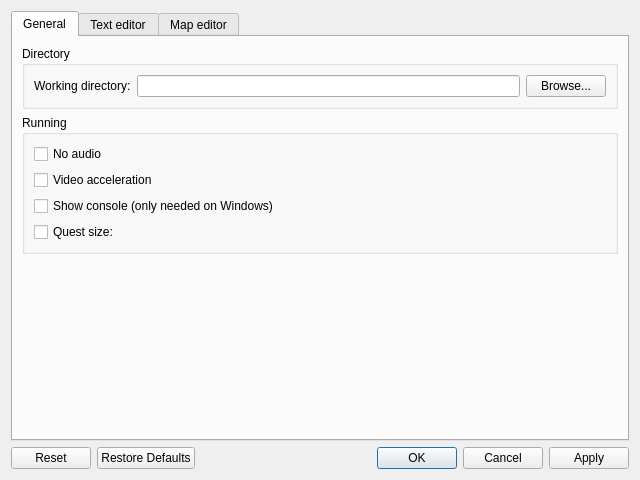
First picture: the form in src/gui/settings_dialog.ui, repository solarus-games/solarus-quest-editor, before the edit.
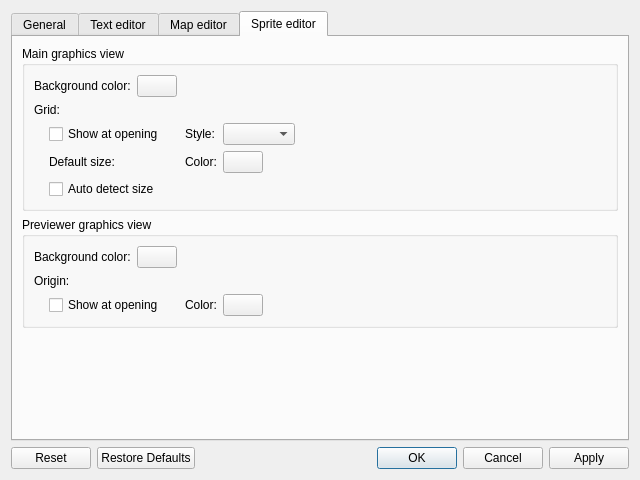
Second picture: the form after the edit. The open tabs and pages were chosen to show the change. Custom widgets are drawn as their Qt base class.

Commit message: Add sprite editor settings.

The edit to the form file:
```diff
--- a/src/gui/settings_dialog.ui
+++ b/src/gui/settings_dialog.ui
@@ -362,6 +362,307 @@
        </item>
       </layout>
      </widget>
+     <widget class="QWidget" name="sprite_editor_tab">
+      <attribute name="title">
+       <string>Sprite editor</string>
+      </attribute>
+      <layout class="QVBoxLayout" name="verticalLayout_8">
+       <item>
+        <widget class="QGroupBox" name="sprite_main_graphics_group_box">
+         <property name="title">
+          <string>Main graphics view</string>
+         </property>
+         <layout class="QVBoxLayout" name="verticalLayout_7">
+          <item>
+           <layout class="QHBoxLayout" name="sprite_main_background_layout">
+            <item>
+             <widget class="QLabel" name="sprite_main_background_label">
+              <property name="text">
+               <string>Background color:</string>
+              </property>
+             </widget>
+            </item>
+            <item>
+             <widget class="ColorPicker" name="sprite_main_background_field">
+              <property name="sizePolicy">
+               <sizepolicy hsizetype="Fixed" vsizetype="Fixed">
+                <horstretch>0</horstretch>
+                <verstretch>0</verstretch>
+               </sizepolicy>
+              </property>
+             </widget>
+            </item>
+            <item>
+             <spacer name="sprite_main_background_spacer">
+              <property name="orientation">
+               <enum>Qt::Horizontal</enum>
+              </property>
+              <property name="sizeHint" stdset="0">
+               <size>
+                <width>40</width>
+                <height>20</height>
+               </size>
+              </property>
+             </spacer>
+            </item>
+           </layout>
+          </item>
+          <item>
+           <widget class="QLabel" name="sprite_grid_label">
+            <property name="text">
+             <string>Grid:</string>
+            </property>
+           </widget>
+          </item>
+          <item>
+           <layout class="QHBoxLayout" name="sprite_grid_layout">
+            <item>
+             <spacer name="sprite_grid_spacer_2">
+              <property name="orientation">
+               <enum>Qt::Horizontal</enum>
+              </property>
+              <property name="sizeType">
+               <enum>QSizePolicy::Fixed</enum>
+              </property>
+              <property name="sizeHint" stdset="0">
+               <size>
+                <width>15</width>
+                <height>20</height>
+               </size>
+              </property>
+             </spacer>
+            </item>
+            <item>
+             <layout class="QGridLayout" name="sprite_grid_layout_2">
+              <item row="0" column="4">
+               <widget class="EnumSelector&lt;GridStyle&gt;" name="sprite_grid_style_field"/>
+              </item>
+              <item row="1" column="1">
+               <widget class="PairSpinBox" name="sprite_grid_size_field" native="true"/>
+              </item>
+              <item row="1" column="4">
+               <widget class="ColorPicker" name="sprite_grid_color_field">
+                <property name="sizePolicy">
+                 <sizepolicy hsizetype="Fixed" vsizetype="Fixed">
+                  <horstretch>0</horstretch>
+                  <verstretch>0</verstretch>
+                 </sizepolicy>
+                </property>
+               </widget>
+              </item>
+              <item row="0" column="0" colspan="2">
+               <widget class="QCheckBox" name="sprite_grid_show_at_opening_field">
+                <property name="text">
+                 <string>Show at opening</string>
+                </property>
+               </widget>
+              </item>
+              <item row="0" column="2">
+               <spacer name="sprite_grid_spacer">
+                <property name="orientation">
+                 <enum>Qt::Horizontal</enum>
+                </property>
+                <property name="sizeType">
+                 <enum>QSizePolicy::Minimum</enum>
+                </property>
+                <property name="sizeHint" stdset="0">
+                 <size>
+                  <width>15</width>
+                  <height>20</height>
+                 </size>
+                </property>
+               </spacer>
+              </item>
+              <item row="1" column="0">
+               <widget class="QLabel" name="sprite_grid_size_label">
+                <property name="text">
+                 <string>Default size:</string>
+                </property>
+               </widget>
+              </item>
+              <item row="0" column="3">
+               <widget class="QLabel" name="sprite_grid_style_label">
+                <property name="text">
+                 <string>Style:</string>
+                </property>
+               </widget>
+              </item>
+              <item row="1" column="3">
+               <widget class="QLabel" name="sprite_grid_color_label">
+                <property name="text">
+                 <string>Color:</string>
+                </property>
+               </widget>
+              </item>
+              <item row="2" column="0" colspan="2">
+               <widget class="QCheckBox" name="sprite_auto_detect_grid_field">
+                <property name="text">
+                 <string>Auto detect size</string>
+                </property>
+               </widget>
+              </item>
+             </layout>
+            </item>
+            <item>
+             <spacer name="sprite_grid_spacer_3">
+              <property name="orientation">
+               <enum>Qt::Horizontal</enum>
+              </property>
+              <property name="sizeHint" stdset="0">
+               <size>
+                <width>0</width>
+                <height>20</height>
+               </size>
+              </property>
+             </spacer>
+            </item>
+           </layout>
+          </item>
+         </layout>
+        </widget>
+       </item>
+       <item>
+        <widget class="QGroupBox" name="sprite_previewer_graphics_group_box">
+         <property name="title">
+          <string>Previewer graphics view</string>
+         </property>
+         <layout class="QGridLayout" name="gridLayout">
+          <item row="2" column="0" colspan="2">
+           <layout class="QHBoxLayout" name="sprite_origin_layout">
+            <item>
+             <spacer name="sprite_origin_spacer">
+              <property name="orientation">
+               <enum>Qt::Horizontal</enum>
+              </property>
+              <property name="sizeType">
+               <enum>QSizePolicy::Fixed</enum>
+              </property>
+              <property name="sizeHint" stdset="0">
+               <size>
+                <width>15</width>
+                <height>20</height>
+               </size>
+              </property>
+             </spacer>
+            </item>
+            <item>
+             <layout class="QGridLayout" name="gridLayout_2">
+              <item row="0" column="0">
+               <widget class="QCheckBox" name="sprite_origin_show_at_opening_field">
+                <property name="text">
+                 <string>Show at opening</string>
+                </property>
+               </widget>
+              </item>
+              <item row="0" column="3">
+               <widget class="QLabel" name="sprite_origin_color_label">
+                <property name="text">
+                 <string>Color:</string>
+                </property>
+               </widget>
+              </item>
+              <item row="0" column="4">
+               <widget class="ColorPicker" name="sprite_origin_color_field">
+                <property name="sizePolicy">
+                 <sizepolicy hsizetype="Fixed" vsizetype="Fixed">
+                  <horstretch>0</horstretch>
+                  <verstretch>0</verstretch>
+                 </sizepolicy>
+                </property>
+               </widget>
+              </item>
+              <item row="0" column="2">
+               <spacer name="sprite_origin_spacer_3">
+                <property name="orientation">
+                 <enum>Qt::Horizontal</enum>
+                </property>
+                <property name="sizeType">
+                 <enum>QSizePolicy::Minimum</enum>
+                </property>
+                <property name="sizeHint" stdset="0">
+                 <size>
+                  <width>15</width>
+                  <height>20</height>
+                 </size>
+                </property>
+               </spacer>
+              </item>
+             </layout>
+            </item>
+            <item>
+             <spacer name="sprite_origin_spacer_2">
+              <property name="orientation">
+               <enum>Qt::Horizontal</enum>
+              </property>
+              <property name="sizeHint" stdset="0">
+               <size>
+                <width>0</width>
+                <height>20</height>
+               </size>
+              </property>
+             </spacer>
+            </item>
+           </layout>
+          </item>
+          <item row="0" column="0">
+           <widget class="QLabel" name="sprite_previewer_background_label">
+            <property name="text">
+             <string>Background color:</string>
+            </property>
+           </widget>
+          </item>
+          <item row="0" column="1">
+           <layout class="QHBoxLayout" name="sprite_previewer_background_layout">
+            <item>
+             <widget class="ColorPicker" name="sprite_previewer_background_field">
+              <property name="sizePolicy">
+               <sizepolicy hsizetype="Fixed" vsizetype="Fixed">
+                <horstretch>0</horstretch>
+                <verstretch>0</verstretch>
+               </sizepolicy>
+              </property>
+             </widget>
+            </item>
+            <item>
+             <spacer name="sprite_previewer_background_spacer">
+              <property name="orientation">
+               <enum>Qt::Horizontal</enum>
+              </property>
+              <property name="sizeHint" stdset="0">
+               <size>
+                <width>40</width>
+                <height>20</height>
+               </size>
+              </property>
+             </spacer>
+            </item>
+           </layout>
+          </item>
+          <item row="1" column="0">
+           <widget class="QLabel" name="sprite_origin_label">
+            <property name="text">
+             <string>Origin:</string>
+            </property>
+           </widget>
+          </item>
+         </layout>
+        </widget>
+       </item>
+       <item>
+        <spacer name="sprite_editor_spacer">
+         <property name="orientation">
+          <enum>Qt::Vertical</enum>
+         </property>
+         <property name="sizeHint" stdset="0">
+          <size>
+           <width>20</width>
+           <height>40</height>
+          </size>
+         </property>
+        </spacer>
+       </item>
+      </layout>
+     </widget>
     </widget>
    </item>
    <item>
```
Left out of the diff: 5 changed lines with no effect on the pictures. The commit also changes 4 other files.
